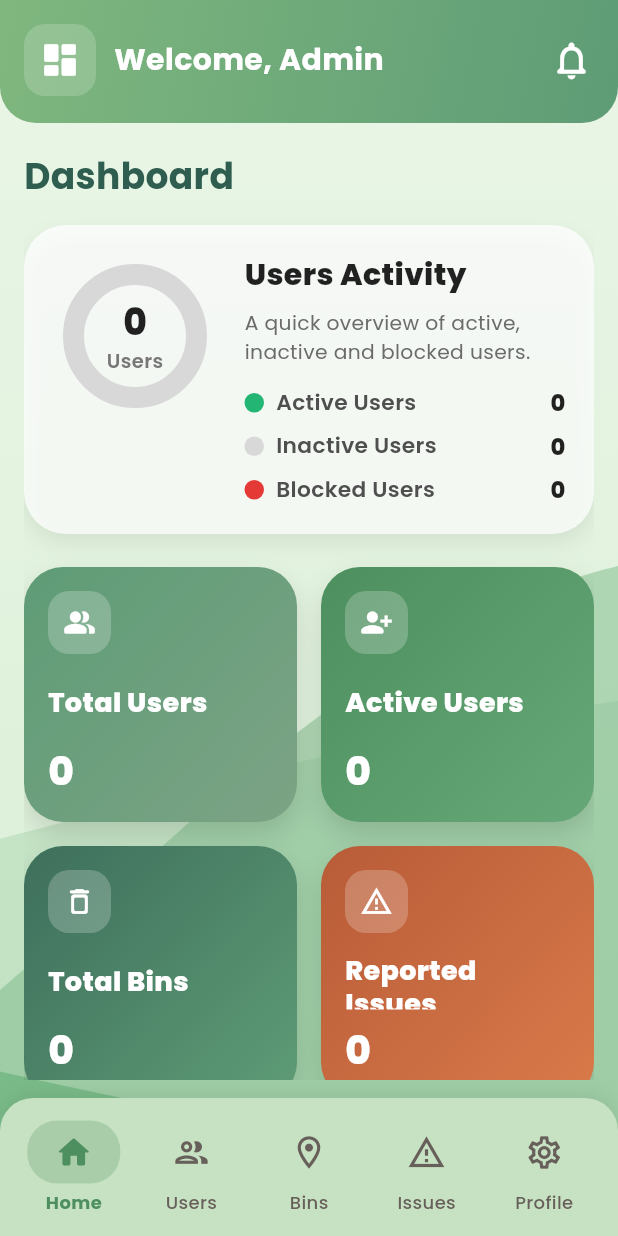
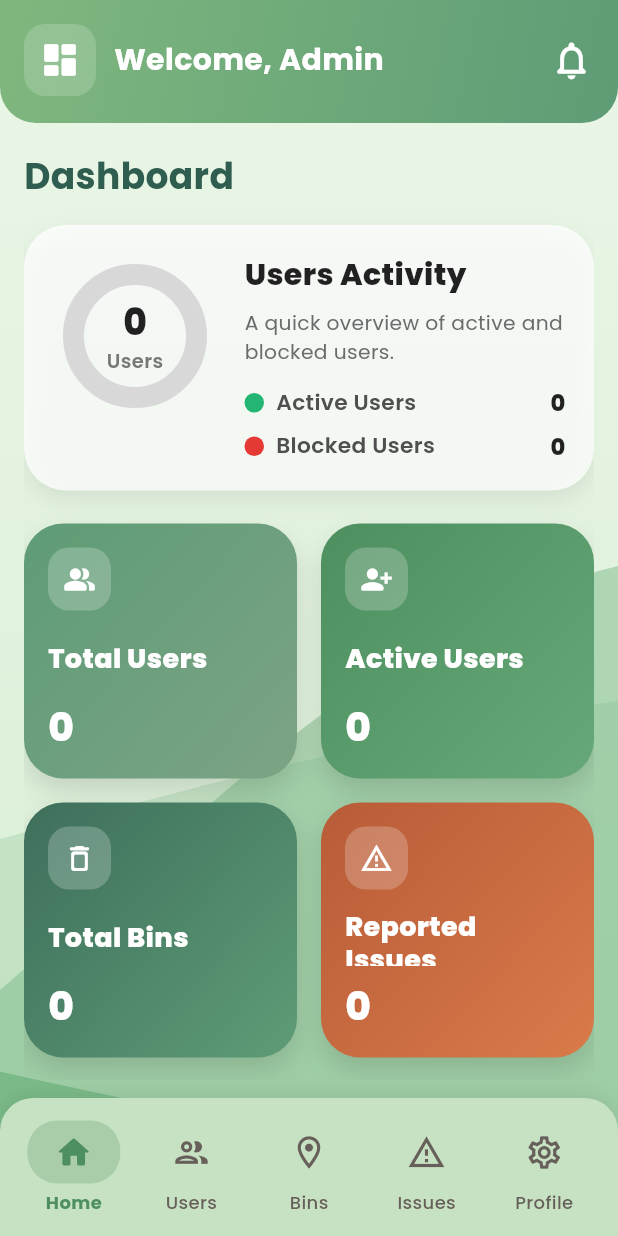
Before and after one commit to fatemahbarri/releaf_app, a Flutter app: the AddBin screen opened directly, scrolled down 231 dp, after a tap on "Home", on a phone screen of 412 x 824 dp. Run offline on Flutter 3.47's test engine with Material 3 defaults, Android fonts, the phone set to English and light mode, and no system bars; our stand-ins replace cloud_firestore, firebase_auth, firebase_core, flutter_map, flutter_markdown_plus, flutter_svg and 5 more; missing offline and left inert: tflite_flutter; accounts and stored records are empty.

Commit message:
fixed report issues timeline, admin notification, item icons, removed language, removed inactive

```diff
--- a/lib/admin/screens/bins/AddBin.dart
+++ b/lib/admin/screens/bins/AddBin.dart
@@ -2,11 +2,13 @@ import 'package:flutter/material.dart';
 import 'package:flutter_map/flutter_map.dart';
 import 'package:latlong2/latlong.dart';
 import 'package:geocoding/geocoding.dart';
+import 'package:flutter_svg/flutter_svg.dart';
 
 import '../../../services/firebase_service.dart';
 import 'locations_data.dart';
 import '../../widgets/AdminBar.dart';
 import '../../widgets/admin_background.dart';
+
 
 class AddBin extends StatefulWidget {
   final String category;
@@ -224,36 +226,30 @@ class _AddBinState extends State<AddBin> {
   }
 
   Widget _categoryIcon(String type, {Color? color}) {
-    final iconColor = color ?? subTextColor;
-    Widget icon;
+  final iconColor = color ?? subTextColor;
 
-    switch (type.toLowerCase()) {
-      case 'plastic':
-        icon = Image.asset('assets/images/plastic-bottle.png', width: 24);
-        break;
-      case 'metal':
-        icon = Image.asset('assets/images/can.png', width: 24);
-        break;
-      case 'paper':
-        icon = Image.asset('assets/images/paper.png', width: 24);
-        break;
-      case 'glass':
-        icon = Image.asset('assets/images/glass.png', width: 24);
-        break;
-      case 'cardboard':
-        icon = Image.asset('assets/images/cardboard.png', width: 24);
-        break;
-      case 'trash':
-        icon = Image.asset('assets/images/trash.png', width: 24);
-        break;
-      default:
-        return Icon(Icons.recycling, color: iconColor);
-    }
+  return SvgPicture.asset(
+    _getItemSvg(type),
+    width: 24,
+    height: 24,
+    colorFilter: ColorFilter.mode(
+      iconColor,
+      BlendMode.srcIn,
+    ),
+  );
+}
 
-    return ColorFiltered(
-      colorFilter: ColorFilter.mode(iconColor, BlendMode.srcIn),
-      child: icon,
-    );
+  String _getItemSvg(String itemName) {
+    final item = itemName.toLowerCase();
+
+    if (item.contains('plastic')) return 'assets/icons/plastic.svg';
+    if (item.contains('glass')) return 'assets/icons/glass.svg';
+    if (item.contains('paper')) return 'assets/icons/paper.svg';
+    if (item.contains('metal')) return 'assets/icons/metal.svg';
+    if (item.contains('cardboard')) return 'assets/icons/cardboard.svg';
+    if (item.contains('trash')) return 'assets/icons/trash.svg';
+
+    return 'assets/icons/recycling.svg';
   }
 
   Widget _topBar() {
--- a/lib/admin/screens/home/widgets/donut_chart.dart
+++ b/lib/admin/screens/home/widgets/donut_chart.dart
@@ -27,8 +27,8 @@ class DonutChart extends StatelessWidget {
           activePercentage: activePercentage,
           blockedPercentage: blockedPercentage,
           activeColor: const Color(0xFF22B573),
-          inactiveColor:
-              isDark ? Colors.white.withOpacity(0.18) : const Color(0xFFD8D8D8),
+          trackColor:
+          isDark ? Colors.white.withOpacity(0.18) : const Color(0xFFD8D8D8),
           blockedColor: const Color(0xFFE53935),
         ),
         child: Center(
@@ -63,14 +63,14 @@ class _DonutChartPainter extends CustomPainter {
   final double activePercentage;
   final double blockedPercentage;
   final Color activeColor;
-  final Color inactiveColor;
+  final Color trackColor;
   final Color blockedColor;
 
   _DonutChartPainter({
     required this.activePercentage,
     required this.blockedPercentage,
     required this.activeColor,
-    required this.inactiveColor,
+    required this.trackColor,
     required this.blockedColor,
   });
 
@@ -81,8 +81,8 @@ class _DonutChartPainter extends CustomPainter {
     final radius = (size.width / 2) - strokeWidth;
     final rect = Rect.fromCircle(center: center, radius: radius);
 
-    final inactivePaint = Paint()
-      ..color = inactiveColor
+    final trackPaint = Paint()
+      ..color = trackColor
       ..style = PaintingStyle.stroke
       ..strokeWidth = strokeWidth
       ..strokeCap = StrokeCap.round;
@@ -99,7 +99,7 @@ class _DonutChartPainter extends CustomPainter {
       ..strokeWidth = strokeWidth
       ..strokeCap = StrokeCap.round;
 
-    canvas.drawCircle(center, radius, inactivePaint);
+    canvas.drawCircle(center, radius, trackPaint);
 
     final active = activePercentage.clamp(0.0, 1.0);
     final blocked = blockedPercentage.clamp(0.0, 1.0 - active);
@@ -122,6 +122,6 @@ class _DonutChartPainter extends CustomPainter {
   bool shouldRepaint(covariant _DonutChartPainter oldDelegate) {
     return oldDelegate.activePercentage != activePercentage ||
         oldDelegate.blockedPercentage != blockedPercentage ||
-        oldDelegate.inactiveColor != inactiveColor;
+        oldDelegate.trackColor != trackColor;
   }
 }
--- a/lib/admin/screens/home/widgets/summary_card.dart
+++ b/lib/admin/screens/home/widgets/summary_card.dart
@@ -19,11 +19,13 @@ class SummaryCard extends StatelessWidget {
   Widget build(BuildContext context) {
     final isDark = Theme.of(context).brightness == Brightness.dark;
 
+    final int visibleUsers = activeUsers + blockedUsers;
+
     final double activePercentage =
-        totalUsers == 0 ? 0 : activeUsers / totalUsers;
+        visibleUsers == 0 ? 0 : activeUsers / visibleUsers;
 
     final double blockedPercentage =
-        totalUsers == 0 ? 0 : blockedUsers / totalUsers;
+        visibleUsers == 0 ? 0 : blockedUsers / visibleUsers;
 
     return Container(
       width: double.infinity,
@@ -74,7 +76,7 @@ class SummaryCard extends StatelessWidget {
                 ),
                 const SizedBox(height: 8),
                 Text(
-                  'A quick overview of active, inactive and blocked users.',
+                  'A quick overview of active and blocked users.',
                   style: TextStyle(
                     fontSize: 13.5,
                     height: 1.4,
@@ -89,13 +91,7 @@ class SummaryCard extends StatelessWidget {
                   isDark: isDark,
                 ),
                 const SizedBox(height: 8),
-                _LegendItem(
-                  color: isDark ? Colors.white24 : const Color(0xFFD8D8D8),
-                  label: 'Inactive Users',
-                  value: inactiveUsers.toString(),
-                  isDark: isDark,
-                ),
-                const SizedBox(height: 8),
+
                 _LegendItem(
                   color: const Color(0xFFE53935),
                   label: 'Blocked Users',
--- a/lib/admin/screens/notifications/AdminNotificationsOverlay.dart
+++ b/lib/admin/screens/notifications/AdminNotificationsOverlay.dart
@@ -105,7 +105,7 @@ class AdminNotificationsOverlay extends StatelessWidget {
                 StreamBuilder<QuerySnapshot<Map<String, dynamic>>>(
                   stream: FirebaseFirestore.instance
                       .collection('issues')
-                      .where('status', isEqualTo: 'unread')
+                      .where('isRead', isEqualTo: 'false')
                       .orderBy('createdAt', descending: true)
                       .snapshots(),
                   builder: (context, snapshot) {
--- a/lib/admin/screens/profile/AdminProfile.dart
+++ b/lib/admin/screens/profile/AdminProfile.dart
@@ -398,12 +398,6 @@ class _AdminProfileState extends State<AdminProfile> {
     return _sectionCard(
       title: 'Settings',
       children: [
-        _menuItem(
-          icon: Icons.language_rounded,
-          title: 'Language',
-          onTap: () => _showComingSoon('Language'),
-        ),
-        _divider(),
         _switchItem(
           icon: Icons.dark_mode_rounded,
           title: 'Dark Mode',
--- a/lib/user/profile/Profile.dart
+++ b/lib/user/profile/Profile.dart
@@ -577,12 +577,6 @@ class _ProfileState extends State<Profile> {
     return _sectionCard(
       title: 'Settings',
       children: [
-        _menuItem(
-          icon: Icons.language_rounded,
-          title: 'Language',
-          onTap: () => _showComingSoon('Language'),
-        ),
-        _divider(),
         _switchItem(
           icon: isDarkMode ? Icons.dark_mode_rounded : Icons.light_mode_rounded,
           title: 'Dark Mode',
--- a/pubspec.yaml
+++ b/pubspec.yaml
@@ -27,6 +27,7 @@ dependencies:
   shared_preferences: ^2.3.2
   flutter_markdown_plus: ^1.0.6
 
+
 dev_dependencies:
   flutter_test:
     sdk: flutter
@@ -47,3 +48,4 @@ flutter:
     - assets/model/labels.txt
     - assets/images/
     - assets/images/waves/
+    - assets/icons/
```
Also changed, not shown: lib/admin/screens/bins/AdminBinsPage.dart (+20 -29 lines), lib/user/Bins/LocationPage.dart (+26 -29 lines), lib/user/Home/RecyclingProgressPage.dart (+36 -18 lines), lib/user/issues/IssueDetailsPage.dart (+3 -7 lines), lib/user/issues/ReportIssueUser.dart (+5 -5 lines), assets/icons/cardboard.svg (added), assets/icons/glass.svg (added), assets/icons/metal.svg (added), assets/icons/paper.svg (added), assets/icons/plastic.svg (added), assets/icons/recycling.svg (added), assets/icons/trash.svg (added).
